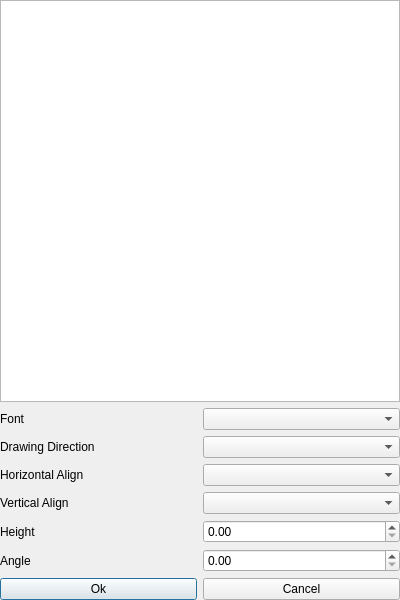
First picture: the form in lcUI/dialogs/textdialog.ui, repository LibreCAD/LibreCAD_3, before the edit.
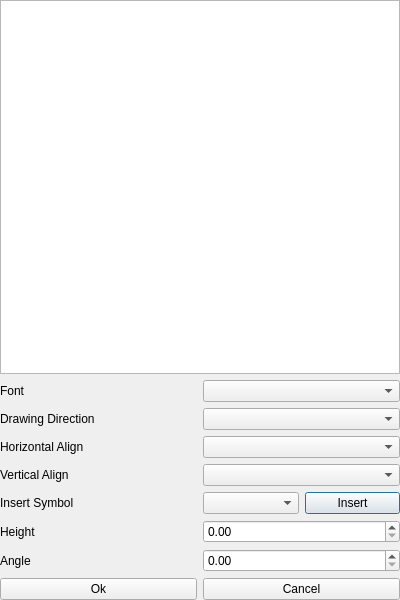
Second picture: the form after the edit.

Commit message: Added symbols list to text dialog

Patch:
```diff
--- a/lcUI/dialogs/textdialog.ui
+++ b/lcUI/dialogs/textdialog.ui
@@ -94,6 +94,32 @@
       </item>
      </layout>
     </item>
+       <item>
+           <layout class="QHBoxLayout" name="horizontalLayout_7">
+               <item>
+                   <widget class="QLabel" name="label_7">
+                       <property name="text">
+                           <string>Insert Symbol</string>
+                       </property>
+                   </widget>
+               </item>
+               <item>
+                   <layout class="QHBoxLayout" name="verticalLayout_8">
+                       <item>
+                           <widget class="QComboBox" name="cbSymbol">
+                           </widget>
+                       </item>
+                       <item>
+                           <widget class="QPushButton" name="pushButton_3">
+                               <property name="text">
+                                   <string>Insert</string>
+                               </property>
+                           </widget>
+                       </item>
+                   </layout>
+               </item>
+           </layout>
+       </item>
     <item>
      <layout class="QHBoxLayout" name="horizontalLayout_4">
       <item>
```
The commit also changes 2 other files.
